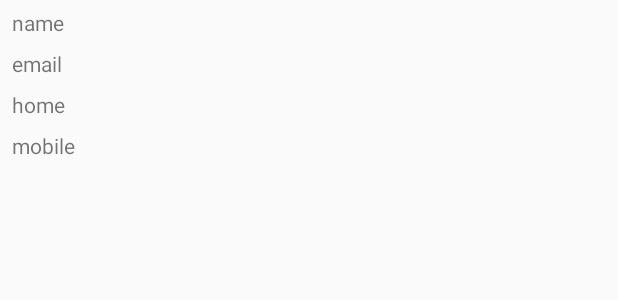
After one commit to AnchalaRana/Fetching-Data-Using-Volley, an Android app: the layout recycler_layout.xml on its own in the app's theme, with its tools: preview values and no code run, on a phone screen of 412 x 824 dp. The commit adds this screen. Shown: the top 300 px of the screen. Run offline under Robolectric (Android 15) with nearby library versions, the phone set to English and light mode, and no system bars; network calls fail.

Commit message:
Showing Json data in recycler View

```diff
--- a/app/build.gradle
+++ b/app/build.gradle
@@ -21,8 +21,10 @@ android {
 dependencies {
     implementation fileTree(dir: 'libs', include: ['*.jar'])
     implementation 'com.android.support:appcompat-v7:28.0.0'
+    implementation 'com.android.support:design:28.0.0'
     implementation 'com.android.support.constraint:constraint-layout:1.1.3'
     testImplementation 'junit:junit:4.12'
+
     androidTestImplementation 'com.android.support.test:runner:1.0.2'
     androidTestImplementation 'com.android.support.test.espresso:espresso-core:3.0.2'
     implementation 'com.android.volley:volley:1.1.1'
--- a/app/src/main/java/com/example/anchala/seo_project/Phone.java
+++ b/app/src/main/java/com/example/anchala/seo_project/Phone.java
@@ -5,7 +5,7 @@ public class Phone {
     private String home;
     private String mobile;
 
-    public Phone(String mobile , String home) {
+    public Phone() {
         this.mobile = mobile;
         this.home = home;
     }
--- a/app/src/main/java/com/example/anchala/seo_project/User.java
+++ b/app/src/main/java/com/example/anchala/seo_project/User.java
@@ -1,4 +1,6 @@
 package com.example.anchala.seo_project;
+
+import org.json.JSONObject;
 
 public class User {
 
@@ -7,7 +9,7 @@ public class User {
     private Phone phone ;
 
 
-    public User(String name, String email, Phone phone) {
+    public User() {
         this.name = name;
         this.email = email;
         this.phone = phone;
--- /dev/null
+++ b/app/src/main/res/layout/recycler_layout.xml
@@ -0,0 +1,53 @@
+<?xml version="1.0" encoding="utf-8"?>
+<android.support.constraint.ConstraintLayout xmlns:android="http://schemas.android.com/apk/res/android"
+    xmlns:app="http://schemas.android.com/apk/res-auto"
+    xmlns:tools="http://schemas.android.com/tools"
+    android:layout_width="match_parent"
+    android:layout_height="wrap_content">
+
+    <TextView
+        android:id="@+id/rname"
+        android:layout_width="wrap_content"
+        android:layout_height="wrap_content"
+        android:layout_marginLeft="8dp"
+        android:layout_marginStart="8dp"
+        android:layout_marginTop="5dp"
+        android:text="name"
+        app:layout_constraintStart_toStartOf="parent"
+        app:layout_constraintTop_toTopOf="parent" />
+
+    <TextView
+        android:id="@+id/remail"
+        android:layout_width="wrap_content"
+        android:layout_height="wrap_content"
+        android:layout_marginLeft="8dp"
+        android:layout_marginStart="8dp"
+        android:layout_marginTop="8dp"
+        android:text="email"
+        app:layout_constraintStart_toStartOf="parent"
+        app:layout_constraintTop_toBottomOf="@+id/rname" />
+
+
+    <TextView
+        android:id="@+id/rhome"
+        android:layout_width="wrap_content"
+        android:layout_height="wrap_content"
+        android:layout_marginLeft="8dp"
+        android:layout_marginStart="8dp"
+        android:layout_marginTop="8dp"
+        android:text="home"
+        app:layout_constraintStart_toStartOf="parent"
+        app:layout_constraintTop_toBottomOf="@+id/remail" />
+
+    <TextView
+        android:id="@+id/rmobile"
+        android:layout_width="wrap_content"
+        android:layout_height="wrap_content"
+        android:layout_marginLeft="8dp"
+        android:layout_marginStart="8dp"
+        android:layout_marginTop="8dp"
+        android:text="mobile"
+        app:layout_constraintStart_toStartOf="parent"
+        app:layout_constraintTop_toBottomOf="@+id/rhome" />
+
+</android.support.constraint.ConstraintLayout>
```
Also changed, not shown: app/src/main/java/com/example/anchala/seo_project/Custom_Adapter.java (added, +65 -0 lines), app/src/main/java/com/example/anchala/seo_project/MainActivity.java (+97 -8 lines), app/src/main/res/layout/activity_main.xml (+9 -2 lines).
